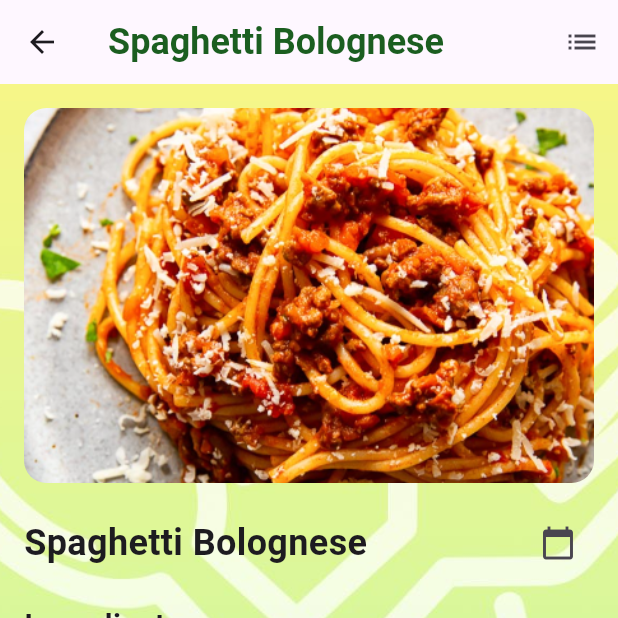
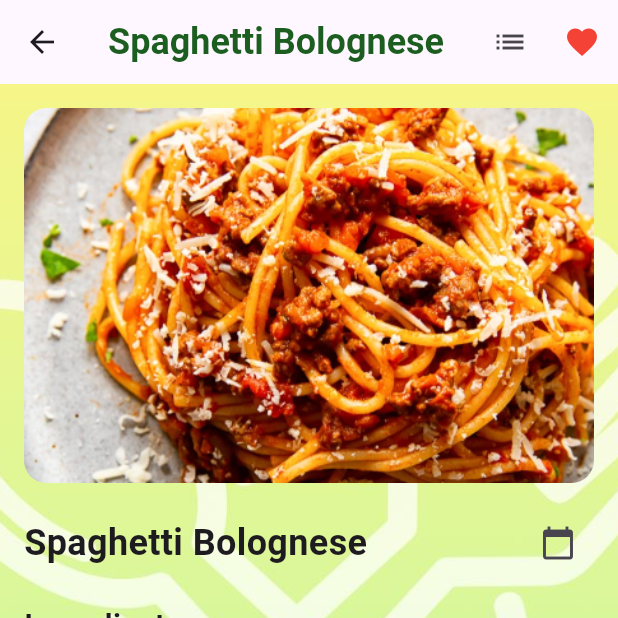
Before and after one commit to emmawalkerMAD2024/PROJ01_Recipeapp, a Flutter app: the ExploreRecipesPage screen opened directly, after a tap on the "favorite outline" icon, after a tap on "Spaghetti Bolognese", on a phone screen of 412 x 824 dp, the top half of it. Run offline on Flutter 3.47's test engine with Material 3 defaults, Android fonts, the phone set to English and light mode, and no system bars.

Commit message:
added second favorite bottom

```diff
--- a/lib/pages/ExploresPage.dart
+++ b/lib/pages/ExploresPage.dart
@@ -54,7 +54,13 @@ class ExploreRecipesPageState extends State<ExploreRecipesPage> {
                             Navigator.push(
                             context,
                             MaterialPageRoute(
-                             builder: (context) => RecipeDetailPage(recipe: recipe),
+                             builder: (context) => RecipeDetailPage(
+                              recipe: recipe,
+                              isFavorite: isFavorite(recipe),
+                              onFavoriteToggle: () => toggleFavorite(recipe)
+
+
+                              ),
                                     ),
                                   );
                                 },
--- a/lib/pages/RecipeDetailPage.dart
+++ b/lib/pages/RecipeDetailPage.dart
@@ -1,24 +1,46 @@
 import 'package:flutter/material.dart';
+import 'package:p1_recipeapp_emmajared/pages/ExploresPage.dart';
 import 'package:p1_recipeapp_emmajared/pages/GroceryListPage.dart';
 import '/main.dart';
 
 class RecipeDetailPage extends StatefulWidget {
+
   final Map<String, dynamic> recipe;
+  final bool isFavorite;
+  final VoidCallback onFavoriteToggle;
 
-  const RecipeDetailPage({required this.recipe});
+   const RecipeDetailPage({
+    required this.recipe,
+    required this.isFavorite,
+    required this.onFavoriteToggle,
+  });
 
   @override
-  _RecipeDetailPageState createState() => _RecipeDetailPageState();
+  RecipeDetailPageState createState() => RecipeDetailPageState();
 }
 
-class _RecipeDetailPageState extends State<RecipeDetailPage> {
+class RecipeDetailPageState extends State<RecipeDetailPage> {
   late List<bool> _checkedIngredients;
   List<String> _groceryList = [];
+  late bool _isFavorite;
+
+
+
+
 
   @override
   void initState() {
     super.initState();
     _checkedIngredients = List<bool>.filled(widget.recipe["ingredients"].length, false);
+    _isFavorite = widget.isFavorite;
+  }
+
+   // Toggle the favorite status and call the callback to update global favorites
+  void _toggleFavorite() {
+    setState(() {
+      _isFavorite = !_isFavorite; // Update local favorite state
+    });
+    widget.onFavoriteToggle(); // Call the passed callback to update the global favorite list
   }
 
   void _toggleCheckbox(int index) {
@@ -70,6 +92,13 @@ class _RecipeDetailPageState extends State<RecipeDetailPage> {
             icon: Icon(Icons.list),
             onPressed: _viewGroceryList,
             tooltip: 'View Grocery List',
+          ),
+           IconButton(
+            icon: Icon(
+              _isFavorite ? Icons.favorite : Icons.favorite_border,
+              color: _isFavorite ? Colors.red : null,
+            ),
+            onPressed: _toggleFavorite, // Toggle favorite status when clicked
           ),
         ],
       ),
```
